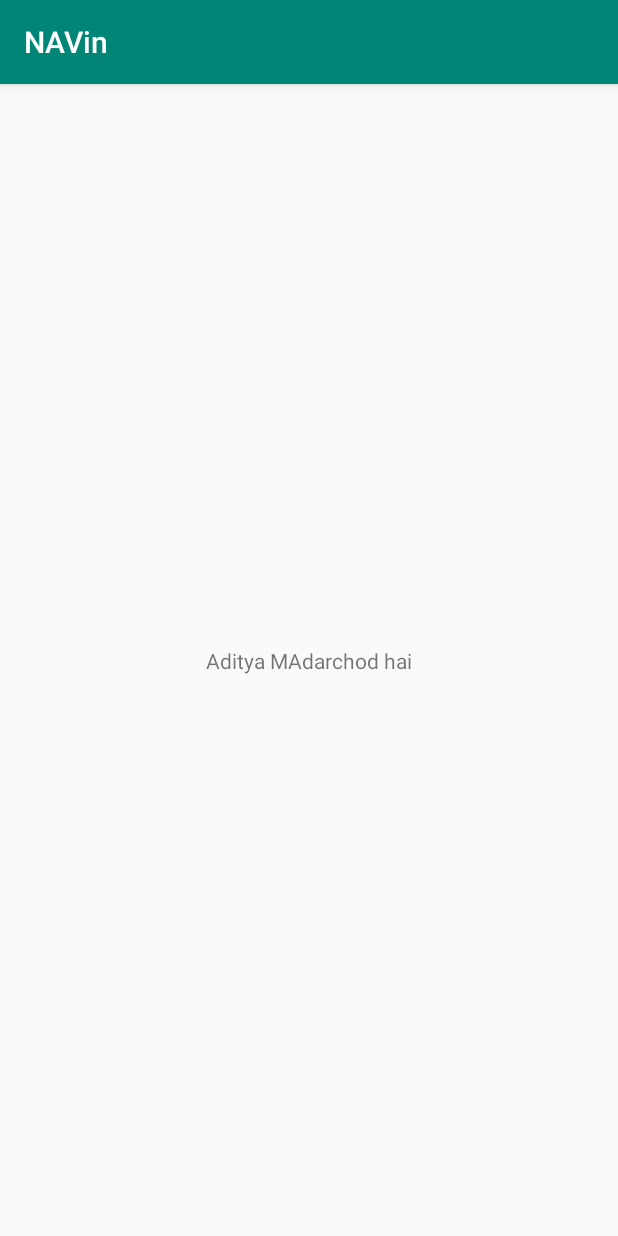
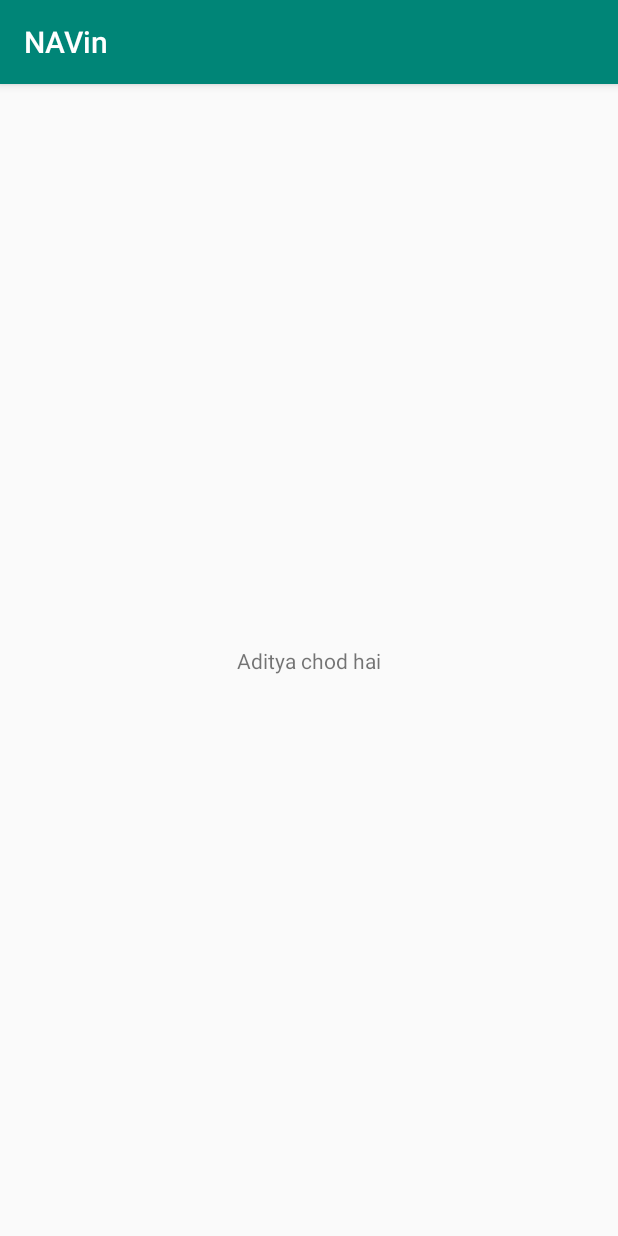
Before and after one commit to Aditya-1295/NAVin, an Android app: the screen it shows after launch (MainActivity), on a phone screen of 412 x 824 dp. Run offline under Robolectric (Android 15) with nearby library versions, the phone set to English and light mode, and no system bars.

Commit message:
Scond Commit

```diff
--- a/app/src/main/res/layout/activity_main.xml
+++ b/app/src/main/res/layout/activity_main.xml
@@ -9,7 +9,7 @@
     <TextView
         android:layout_width="wrap_content"
         android:layout_height="wrap_content"
-        android:text="Aditya MAdarchod hai"
+        android:text="Aditya chod hai"
         app:layout_constraintBottom_toBottomOf="parent"
         app:layout_constraintLeft_toLeftOf="parent"
         app:layout_constraintRight_toRightOf="parent"
```
